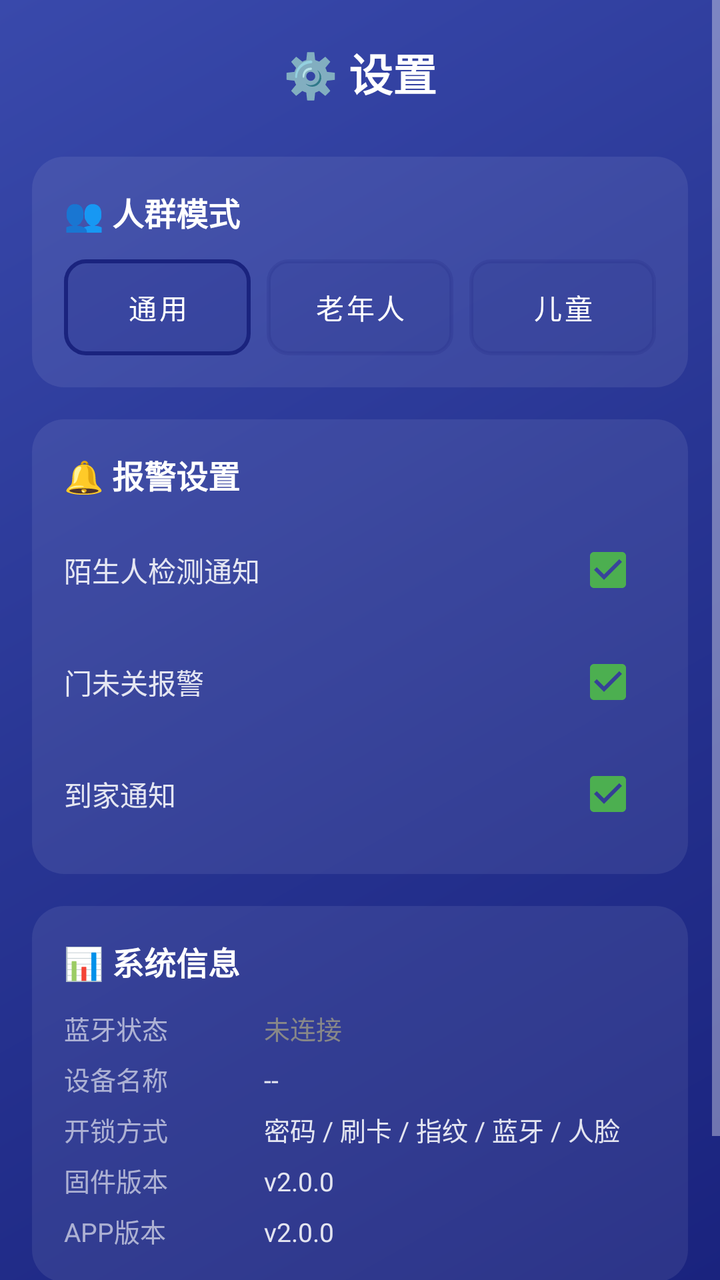
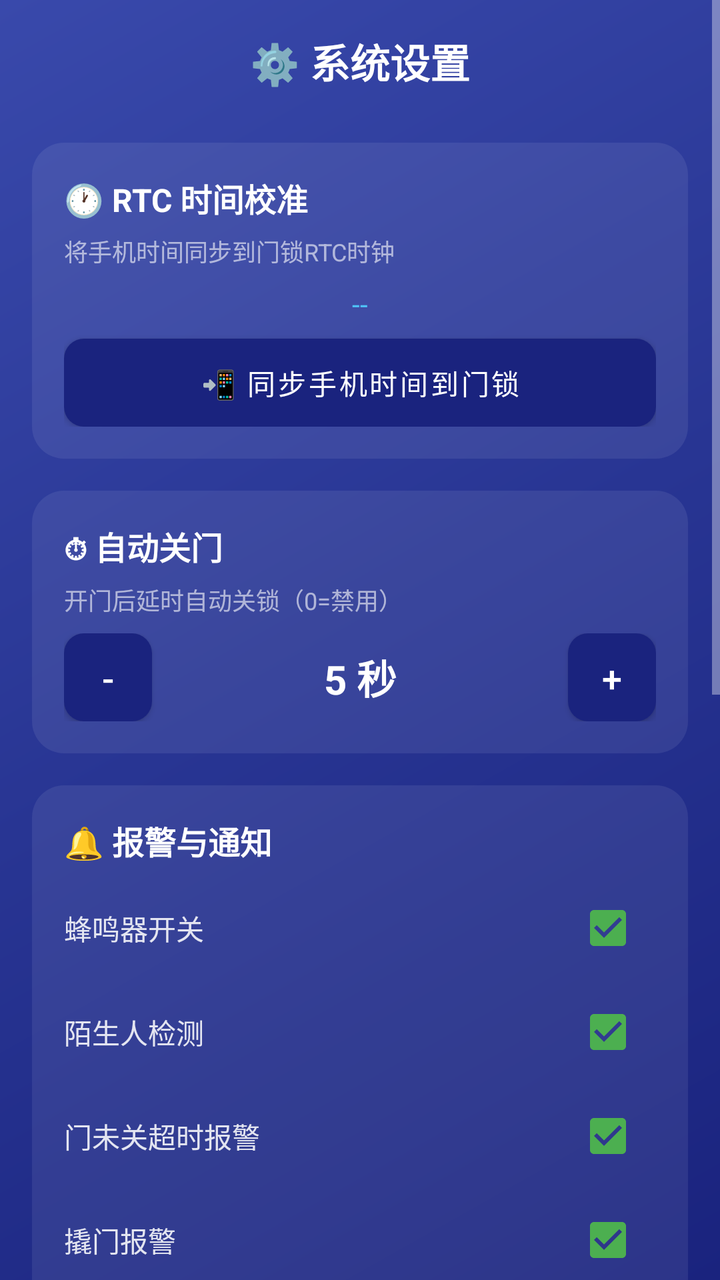

An Android layout rendered at two revisions. The XML below is the earlier revision; the diff shows what the commit changed to produce the second picture.
<!-- AndroidManifest.xml: application theme Theme.SmartLock -->
<!-- res/layout/fragment_settings.xml -->
<?xml version="1.0" encoding="utf-8"?>
<ScrollView xmlns:android="http://schemas.android.com/apk/res/android"
    android:layout_width="match_parent"
    android:layout_height="match_parent"
    android:background="@drawable/bg_gradient">

    <LinearLayout
        android:layout_width="match_parent"
        android:layout_height="wrap_content"
        android:orientation="vertical"
        android:paddingBottom="80dp">

        <TextView
            android:layout_width="match_parent"
            android:layout_height="wrap_content"
            android:text="⚙️ 设置"
            android:textSize="22sp"
            android:textStyle="bold"
            android:textColor="#FFFFFF"
            android:gravity="center"
            android:paddingTop="20dp"
            android:paddingBottom="10dp"/>

        
        <LinearLayout
            android:layout_width="match_parent"
            android:layout_height="wrap_content"
            android:orientation="vertical"
            android:background="@drawable/bg_panel"
            android:layout_margin="16dp"
            android:padding="16dp">

            <TextView
                android:layout_width="wrap_content"
                android:layout_height="wrap_content"
                android:text="👥 人群模式"
                android:textSize="16sp"
                android:textStyle="bold"
                android:textColor="#FFFFFF"/>

            <LinearLayout
                android:id="@+id/mode_selector"
                android:layout_width="match_parent"
                android:layout_height="wrap_content"
                android:orientation="horizontal"
                android:layout_marginTop="12dp">

                <Button
                    android:id="@+id/btn_mode_0"
                    android:layout_width="0dp"
                    android:layout_height="48dp"
                    android:layout_weight="1"
                    android:layout_marginEnd="4dp"
                    android:background="@drawable/bg_mode_selected"
                    android:text="通用"
                    android:textSize="14sp"
                    android:textColor="#FFFFFF"/>

                <Button
                    android:id="@+id/btn_mode_1"
                    android:layout_width="0dp"
                    android:layout_height="48dp"
                    android:layout_weight="1"
                    android:layout_marginStart="4dp"
                    android:layout_marginEnd="4dp"
                    android:background="@drawable/bg_mode_normal"
                    android:text="老年人"
                    android:textSize="14sp"
                    android:textColor="#FFFFFF"/>

                <Button
                    android:id="@+id/btn_mode_2"
                    android:layout_width="0dp"
                    android:layout_height="48dp"
                    android:layout_weight="1"
                    android:layout_marginStart="4dp"
                    android:background="@drawable/bg_mode_normal"
                    android:text="儿童"
                    android:textSize="14sp"
                    android:textColor="#FFFFFF"/>
            </LinearLayout>
        </LinearLayout>

        
        <LinearLayout
            android:layout_width="match_parent"
            android:layout_height="wrap_content"
            android:orientation="vertical"
            android:background="@drawable/bg_panel"
            android:layout_marginStart="16dp"
            android:layout_marginEnd="16dp"
            android:layout_marginBottom="16dp"
            android:padding="16dp">

            <TextView
                android:layout_width="wrap_content"
                android:layout_height="wrap_content"
                android:text="🔔 报警设置"
                android:textSize="16sp"
                android:textStyle="bold"
                android:textColor="#FFFFFF"/>

            <LinearLayout
                android:layout_width="match_parent"
                android:layout_height="wrap_content"
                android:orientation="horizontal"
                android:gravity="center_vertical"
                android:layout_marginTop="12dp">

                <TextView
                    android:layout_width="0dp"
                    android:layout_height="wrap_content"
                    android:layout_weight="1"
                    android:text="陌生人检测通知"
                    android:textSize="14sp"
                    android:textColor="#DDFFFFFF"/>

                <CheckBox
                    android:id="@+id/cb_stranger"
                    android:layout_width="wrap_content"
                    android:layout_height="wrap_content"
                    android:checked="true"/>
            </LinearLayout>

            <LinearLayout
                android:layout_width="match_parent"
                android:layout_height="wrap_content"
                android:orientation="horizontal"
                android:gravity="center_vertical"
                android:layout_marginTop="8dp">

                <TextView
                    android:layout_width="0dp"
                    android:layout_height="wrap_content"
                    android:layout_weight="1"
                    android:text="门未关报警"
                    android:textSize="14sp"
                    android:textColor="#DDFFFFFF"/>

                <CheckBox
                    android:id="@+id/cb_door_open"
                    android:layout_width="wrap_content"
                    android:layout_height="wrap_content"
                    android:checked="true"/>
            </LinearLayout>

            <LinearLayout
                android:layout_width="match_parent"
                android:layout_height="wrap_content"
                android:orientation="horizontal"
                android:gravity="center_vertical"
                android:layout_marginTop="8dp">

                <TextView
                    android:layout_width="0dp"
                    android:layout_height="wrap_content"
                    android:layout_weight="1"
                    android:text="到家通知"
                    android:textSize="14sp"
                    android:textColor="#DDFFFFFF"/>

                <CheckBox
                    android:id="@+id/cb_home"
                    android:layout_width="wrap_content"
                    android:layout_height="wrap_content"
                    android:checked="true"/>
            </LinearLayout>
        </LinearLayout>

        
        <LinearLayout
            android:layout_width="match_parent"
            android:layout_height="wrap_content"
            android:orientation="vertical"
            android:background="@drawable/bg_panel"
            android:layout_marginStart="16dp"
            android:layout_marginEnd="16dp"
            android:padding="16dp">

            <TextView
                android:layout_width="wrap_content"
                android:layout_height="wrap_content"
                android:text="📊 系统信息"
                android:textSize="16sp"
                android:textStyle="bold"
                android:textColor="#FFFFFF"/>

            <LinearLayout
                android:layout_width="match_parent"
                android:layout_height="wrap_content"
                android:orientation="horizontal"
                android:layout_marginTop="12dp">

                <TextView
                    android:layout_width="100dp"
                    android:layout_height="wrap_content"
                    android:text="蓝牙状态"
                    android:textSize="13sp"
                    android:textColor="#99FFFFFF"/>

                <TextView
                    android:id="@+id/tv_bt_status"
                    android:layout_width="wrap_content"
                    android:layout_height="wrap_content"
                    android:text="未连接"
                    android:textSize="13sp"
                    android:textColor="#888888"/>
            </LinearLayout>

            <LinearLayout
                android:layout_width="match_parent"
                android:layout_height="wrap_content"
                android:orientation="horizontal"
                android:layout_marginTop="6dp">

                <TextView
                    android:layout_width="100dp"
                    android:layout_height="wrap_content"
                    android:text="设备名称"
                    android:textSize="13sp"
                    android:textColor="#99FFFFFF"/>

                <TextView
                    android:id="@+id/tv_device_info"
                    android:layout_width="wrap_content"
                    android:layout_height="wrap_content"
                    android:text="--"
                    android:textSize="13sp"
                    android:textColor="#DDFFFFFF"/>
            </LinearLayout>

            <LinearLayout
                android:layout_width="match_parent"
                android:layout_height="wrap_content"
                android:orientation="horizontal"
                android:layout_marginTop="6dp">

                <TextView
                    android:layout_width="100dp"
                    android:layout_height="wrap_content"
                    android:text="开锁方式"
                    android:textSize="13sp"
                    android:textColor="#99FFFFFF"/>

                <TextView
                    android:layout_width="wrap_content"
                    android:layout_height="wrap_content"
                    android:text="密码 / 刷卡 / 指纹 / 蓝牙 / 人脸"
                    android:textSize="13sp"
                    android:textColor="#DDFFFFFF"/>
            </LinearLayout>

            <LinearLayout
                android:layout_width="match_parent"
                android:layout_height="wrap_content"
                android:orientation="horizontal"
                android:layout_marginTop="6dp">

                <TextView
                    android:layout_width="100dp"
                    android:layout_height="wrap_content"
                    android:text="固件版本"
                    android:textSize="13sp"
                    android:textColor="#99FFFFFF"/>

                <TextView
                    android:layout_width="wrap_content"
                    android:layout_height="wrap_content"
                    android:text="v2.0.0"
                    android:textSize="13sp"
                    android:textColor="#DDFFFFFF"/>
            </LinearLayout>

            <LinearLayout
                android:layout_width="match_parent"
                android:layout_height="wrap_content"
                android:orientation="horizontal"
                android:layout_marginTop="6dp">

                <TextView
                    android:layout_width="100dp"
                    android:layout_height="wrap_content"
                    android:text="APP版本"
                    android:textSize="13sp"
                    android:textColor="#99FFFFFF"/>

                <TextView
                    android:layout_width="wrap_content"
                    android:layout_height="wrap_content"
                    android:text="v2.0.0"
                    android:textSize="13sp"
                    android:textColor="#DDFFFFFF"/>
            </LinearLayout>
        </LinearLayout>

    </LinearLayout>
</ScrollView>
<!-- resources referenced by this layout -->
<resources>
  <!-- drawable bg_gradient (drawable) -->
  <?xml version="1.0" encoding="utf-8"?>
  <shape xmlns:android="http://schemas.android.com/apk/res/android"
      android:shape="rectangle">
      <gradient
          android:startColor="#1A237E"
          android:centerColor="#283593"
          android:endColor="#3949AB"
          android:angle="135"/>
  </shape>
  <!-- drawable bg_mode_normal (drawable) -->
  <?xml version="1.0" encoding="utf-8"?>
  <shape xmlns:android="http://schemas.android.com/apk/res/android"
      android:shape="rectangle">
      <solid android:color="#1AFFFFFF"/>
      <stroke android:width="2dp" android:color="#33FFFFFF"/>
      <corners android:radius="10dp"/>
  </shape>
  <!-- drawable bg_mode_selected (drawable) -->
  <?xml version="1.0" encoding="utf-8"?>
  <shape xmlns:android="http://schemas.android.com/apk/res/android"
      android:shape="rectangle">
      <solid android:color="#334CAF50"/>
      <stroke android:width="2dp" android:color="#4CAF50"/>
      <corners android:radius="10dp"/>
  </shape>
  <!-- drawable bg_panel (drawable) -->
  <?xml version="1.0" encoding="utf-8"?>
  <shape xmlns:android="http://schemas.android.com/apk/res/android"
      android:shape="rectangle">
      <solid android:color="#14FFFFFF"/>
      <corners android:radius="16dp"/>
  </shape>
  <style name="Theme.SmartLock" parent="Theme.MaterialComponents.NoActionBar">
          <item name="colorPrimary">@color/primary</item>
          <item name="colorPrimaryDark">@color/primary_dark</item>
          <item name="colorAccent">@color/accent</item>
          <item name="android:windowBackground">@drawable/bg_gradient</item>
          <item name="android:statusBarColor">@android:color/transparent</item>
          <item name="android:navigationBarColor">#CC000000</item>
      </style>
  <color name="primary">#1A237E</color>
  <color name="primary_dark">#0D1642</color>
  <color name="accent">#4CAF50</color>
</resources>

<!-- the commit's change to res/layout/fragment_settings.xml (unified diff, before → after) -->
@@ -13,12 +13,12 @@
         <TextView
             android:layout_width="match_parent"
             android:layout_height="wrap_content"
-            android:text="⚙️ 设置"
-            android:textSize="22sp"
+            android:text="⚙️ 系统设置"
+            android:textSize="20sp"
             android:textStyle="bold"
             android:textColor="#FFFFFF"
             android:gravity="center"
-            android:paddingTop="20dp"
+            android:paddingTop="16dp"
             android:paddingBottom="10dp"/>
 
         
@@ -33,52 +33,38 @@
             <TextView
                 android:layout_width="wrap_content"
                 android:layout_height="wrap_content"
-                android:text="👥 人群模式"
-                android:textSize="16sp"
-                android:textStyle="bold"
-                android:textColor="#FFFFFF"/>
-
-            <LinearLayout
-                android:id="@+id/mode_selector"
-                android:layout_width="match_parent"
-                android:layout_height="wrap_content"
-                android:orientation="horizontal"
-                android:layout_marginTop="12dp">
-
-                <Button
-                    android:id="@+id/btn_mode_0"
-                    android:layout_width="0dp"
-                    android:layout_height="48dp"
-                    android:layout_weight="1"
-                    android:layout_marginEnd="4dp"
-                    android:background="@drawable/bg_mode_selected"
-                    android:text="通用"
-                    android:textSize="14sp"
-                    android:textColor="#FFFFFF"/>
-
-                <Button
-                    android:id="@+id/btn_mode_1"
-                    android:layout_width="0dp"
-                    android:layout_height="48dp"
-                    android:layout_weight="1"
-                    android:layout_marginStart="4dp"
-                    android:layout_marginEnd="4dp"
-                    android:background="@drawable/bg_mode_normal"
-                    android:text="老年人"
-                    android:textSize="14sp"
-                    android:textColor="#FFFFFF"/>
-
-                <Button
-                    android:id="@+id/btn_mode_2"
-                    android:layout_width="0dp"
-                    android:layout_height="48dp"
-                    android:layout_weight="1"
-                    android:layout_marginStart="4dp"
-                    android:background="@drawable/bg_mode_normal"
-                    android:text="儿童"
-                    android:textSize="14sp"
-                    android:textColor="#FFFFFF"/>
-            </LinearLayout>
+                android:text="🕐 RTC 时间校准"
+                android:textSize="16sp"
+                android:textStyle="bold"
+                android:textColor="#FFFFFF"/>
+
+            <TextView
+                android:layout_width="match_parent"
+                android:layout_height="wrap_content"
+                android:layout_marginTop="6dp"
+                android:text="将手机时间同步到门锁RTC时钟"
+                android:textSize="12sp"
+                android:textColor="#99FFFFFF"/>
+
+            <TextView
+                android:id="@+id/tv_current_time"
+                android:layout_width="match_parent"
+                android:layout_height="wrap_content"
+                android:layout_marginTop="8dp"
+                android:text="--"
+                android:textSize="14sp"
+                android:textColor="#4FC3F7"
+                android:gravity="center"/>
+
+            <Button
+                android:id="@+id/btn_sync_time"
+                android:layout_width="match_parent"
+                android:layout_height="44dp"
+                android:layout_marginTop="8dp"
+                android:background="@drawable/bg_btn_green"
+                android:text="📲 同步手机时间到门锁"
+                android:textSize="14sp"
+                android:textColor="#FFFFFF"/>
         </LinearLayout>
 
         
@@ -95,23 +81,110 @@
             <TextView
                 android:layout_width="wrap_content"
                 android:layout_height="wrap_content"
-                android:text="🔔 报警设置"
-                android:textSize="16sp"
-                android:textStyle="bold"
-                android:textColor="#FFFFFF"/>
+                android:text="⏱ 自动关门"
+                android:textSize="16sp"
+                android:textStyle="bold"
+                android:textColor="#FFFFFF"/>
+
+            <TextView
+                android:layout_width="match_parent"
+                android:layout_height="wrap_content"
+                android:layout_marginTop="6dp"
+                android:text="开门后延时自动关锁（0=禁用）"
+                android:textSize="12sp"
+                android:textColor="#99FFFFFF"/>
 
             <LinearLayout
                 android:layout_width="match_parent"
                 android:layout_height="wrap_content"
                 android:orientation="horizontal"
                 android:gravity="center_vertical"
-                android:layout_marginTop="12dp">
-
-                <TextView
+                android:layout_marginTop="8dp">
+
+                <Button
+                    android:id="@+id/btn_delay_down"
+                    android:layout_width="44dp"
+                    android:layout_height="44dp"
+                    android:background="@drawable/bg_btn_orange"
+                    android:text="-"
+                    android:textSize="18sp"
+                    android:textColor="#FFFFFF"/>
+
+                <TextView
+                    android:id="@+id/tv_auto_lock_delay"
                     android:layout_width="0dp"
                     android:layout_height="wrap_content"
                     android:layout_weight="1"
-                    android:text="陌生人检测通知"
+                    android:text="5 秒"
+                    android:textSize="20sp"
+                    android:textStyle="bold"
+                    android:textColor="#FFFFFF"
+                    android:gravity="center"/>
+
+                <Button
+                    android:id="@+id/btn_delay_up"
+                    android:layout_width="44dp"
+                    android:layout_height="44dp"
+                    android:background="@drawable/bg_btn_orange"
+                    android:text="+"
+                    android:textSize="18sp"
+                    android:textColor="#FFFFFF"/>
+            </LinearLayout>
+        </LinearLayout>
+
+        
+        <LinearLayout
+            android:layout_width="match_parent"
+            android:layout_height="wrap_content"
+            android:orientation="vertical"
+            android:background="@drawable/bg_panel"
+            android:layout_marginStart="16dp"
+            android:layout_marginEnd="16dp"
+            android:layout_marginBottom="16dp"
+            android:padding="16dp">
+
+            <TextView
+                android:layout_width="wrap_content"
+                android:layout_height="wrap_content"
+                android:text="🔔 报警与通知"
+                android:textSize="16sp"
+                android:textStyle="bold"
+                android:textColor="#FFFFFF"/>
+
+            <LinearLayout
+                android:layout_width="match_parent"
+                android:layout_height="wrap_content"
+                android:orientation="horizontal"
+                android:gravity="center_vertical"
+                android:layout_marginTop="8dp">
+
+                <TextView
+                    android:layout_width="0dp"
+                    android:layout_height="wrap_content"
+                    android:layout_weight="1"
+                    android:text="蜂鸣器开关"
+                    android:textSize="14sp"
+                    android:textColor="#DDFFFFFF"/>
+
+                <CheckBox
+                    android:id="@+id/cb_buzzer"
+                    android:layout_width="wrap_content"
+                    android:layout_height="wrap_content"
+                    android:checked="true"/>
+            </LinearLayout>
+
+            <LinearLayout
+                android:layout_width="match_parent"
+                android:layout_height="wrap_content"
+                android:orientation="horizontal"
+                android:gravity="center_vertical"
+                android:layout_marginTop="4dp">
+
+                <TextView
+                    android:layout_width="0dp"
+                    android:layout_height="wrap_content"
+                    android:layout_weight="1"
+                    android:text="陌生人检测"
                     android:textSize="14sp"
                     android:textColor="#DDFFFFFF"/>
 
@@ -127,13 +200,13 @@
                 android:layout_height="wrap_content"
                 android:orientation="horizontal"
                 android:gravity="center_vertical"
-                android:layout_marginTop="8dp">
+                android:layout_marginTop="4dp">
 
                 <TextView
                     android:layout_width="0dp"
                     android:layout_height="wrap_content"
                     android:layout_weight="1"
-                    android:text="门未关报警"
+                    android:text="门未关超时报警"
                     android:textSize="14sp"
                     android:textColor="#DDFFFFFF"/>
 
@@ -149,18 +222,18 @@
                 android:layout_height="wrap_content"
                 android:orientation="horizontal"
                 android:gravity="center_vertical"
-                android:layout_marginTop="8dp">
+                android:layout_marginTop="4dp">
 
                 <TextView
                     android:layout_width="0dp"
                     android:layout_height="wrap_content"
                     android:layout_weight="1"
-                    android:text="到家通知"
+                    android:text="撬门报警"
                     android:textSize="14sp"
                     android:textColor="#DDFFFFFF"/>
 
                 <CheckBox
-                    android:id="@+id/cb_home"
+                    android:id="@+id/cb_tamper"
                     android:layout_width="wrap_content"
                     android:layout_height="wrap_content"
                     android:checked="true"/>
@@ -175,6 +248,82 @@
             android:background="@drawable/bg_panel"
             android:layout_marginStart="16dp"
             android:layout_marginEnd="16dp"
+            android:layout_marginBottom="16dp"
+            android:padding="16dp">
+
+            <TextView
+                android:layout_width="wrap_content"
+                android:layout_height="wrap_content"
+                android:text="🔑 系统密码"
+                android:textSize="16sp"
+                android:textStyle="bold"
+                android:textColor="#FFFFFF"/>
+
+            <TextView
+                android:layout_width="match_parent"
+                android:layout_height="wrap_content"
+                android:layout_marginTop="6dp"
+                android:text="修改键盘开锁密码（6位数字）"
+                android:textSize="12sp"
+                android:textColor="#99FFFFFF"/>
+
+            <Button
+                android:id="@+id/btn_set_password"
+                android:layout_width="match_parent"
+                android:layout_height="44dp"
+                android:layout_marginTop="8dp"
+                android:background="@drawable/bg_btn_green"
+                android:text="🔒 修改密码"
+                android:textSize="14sp"
+                android:textColor="#FFFFFF"/>
+        </LinearLayout>
+
+        
+        <LinearLayout
+            android:layout_width="match_parent"
+            android:layout_height="wrap_content"
+            android:orientation="vertical"
+            android:background="@drawable/bg_panel"
+            android:layout_marginStart="16dp"
+            android:layout_marginEnd="16dp"
+            android:layout_marginBottom="16dp"
+            android:padding="16dp">
+
+            <TextView
+                android:layout_width="wrap_content"
+                android:layout_height="wrap_content"
+                android:text="⚠️ 恢复出厂"
+                android:textSize="16sp"
+                android:textStyle="bold"
+                android:textColor="#FF5722"/>
+
+            <TextView
+                android:layout_width="match_parent"
+                android:layout_height="wrap_content"
+                android:layout_marginTop="6dp"
+                android:text="清除所有卡片、指纹、人脸和记录"
+                android:textSize="12sp"
+                android:textColor="#99FFFFFF"/>
+
+            <Button
+                android:id="@+id/btn_factory_reset"
+                android:layout_width="match_parent"
+                android:layout_height="44dp"
+                android:layout_marginTop="8dp"
+                android:background="@drawable/bg_btn_red"
+                android:text="⚠️ 恢复出厂设置"
+                android:textSize="14sp"
+                android:textColor="#FFFFFF"/>
+        </LinearLayout>
+
+        
+        <LinearLayout
+            android:layout_width="match_parent"
+            android:layout_height="wrap_content"
+            android:orientation="vertical"
+            android:background="@drawable/bg_panel"
+            android:layout_marginStart="16dp"
+            android:layout_marginEnd="16dp"
             android:padding="16dp">
 
             <TextView
@@ -189,7 +338,7 @@
                 android:layout_width="match_parent"
                 android:layout_height="wrap_content"
                 android:orientation="horizontal"
-                android:layout_marginTop="12dp">
+                android:layout_marginTop="8dp">
 
                 <TextView
                     android:layout_width="100dp"
@@ -211,7 +360,7 @@
                 android:layout_width="match_parent"
                 android:layout_height="wrap_content"
                 android:orientation="horizontal"
-                android:layout_marginTop="6dp">
+                android:layout_marginTop="4dp">
 
                 <TextView
                     android:layout_width="100dp"
@@ -233,49 +382,7 @@
                 android:layout_width="match_parent"
                 android:layout_height="wrap_content"
                 android:orientation="horizontal"
-                android:layout_marginTop="6dp">
-
-                <TextView
-                    android:layout_width="100dp"
-                    android:layout_height="wrap_content"
-                    android:text="开锁方式"
-                    android:textSize="13sp"
-                    android:textColor="#99FFFFFF"/>
-
-                <TextView
-                    android:layout_width="wrap_content"
-                    android:layout_height="wrap_content"
-                    android:text="密码 / 刷卡 / 指纹 / 蓝牙 / 人脸"
-                    android:textSize="13sp"
-                    android:textColor="#DDFFFFFF"/>
-            </LinearLayout>
-
-            <LinearLayout
-                android:layout_width="match_parent"
-                android:layout_height="wrap_content"
-                android:orientation="horizontal"
-                android:layout_marginTop="6dp">
-
-                <TextView
-                    android:layout_width="100dp"
-                    android:layout_height="wrap_content"
-                    android:text="固件版本"
-                    android:textSize="13sp"
-                    android:textColor="#99FFFFFF"/>
-
-                <TextView
-                    android:layout_width="wrap_content"
-                    android:layout_height="wrap_content"
-                    android:text="v2.0.0"
-                    android:textSize="13sp"
-                    android:textColor="#DDFFFFFF"/>
-            </LinearLayout>
-
-            <LinearLayout
-                android:layout_width="match_parent"
-                android:layout_height="wrap_content"
-                android:orientation="horizontal"
-                android:layout_marginTop="6dp">
+                android:layout_marginTop="4dp">
 
                 <TextView
                     android:layout_width="100dp"
<!-- resource entries referenced after the edit -->
@@ -1,5 +1,26 @@
 <!-- resources referenced by this layout -->
 <resources>
+  <!-- drawable bg_btn_green (drawable) -->
+  <?xml version="1.0" encoding="utf-8"?>
+  <shape xmlns:android="http://schemas.android.com/apk/res/android"
+      android:shape="rectangle">
+      <solid android:color="#4CAF50"/>
+      <corners android:radius="10dp"/>
+  </shape>
+  <!-- drawable bg_btn_orange (drawable) -->
+  <?xml version="1.0" encoding="utf-8"?>
+  <shape xmlns:android="http://schemas.android.com/apk/res/android"
+      android:shape="rectangle">
+      <solid android:color="#FF9800"/>
+      <corners android:radius="10dp"/>
+  </shape>
+  <!-- drawable bg_btn_red (drawable) -->
+  <?xml version="1.0" encoding="utf-8"?>
+  <shape xmlns:android="http://schemas.android.com/apk/res/android"
+      android:shape="rectangle">
+      <solid android:color="#F44336"/>
+      <corners android:radius="10dp"/>
+  </shape>
   <!-- drawable bg_gradient (drawable) -->
   <?xml version="1.0" encoding="utf-8"?>
   <shape xmlns:android="http://schemas.android.com/apk/res/android"
@@ -9,22 +30,6 @@
           android:centerColor="#283593"
           android:endColor="#3949AB"
           android:angle="135"/>
-  </shape>
-  <!-- drawable bg_mode_normal (drawable) -->
-  <?xml version="1.0" encoding="utf-8"?>
-  <shape xmlns:android="http://schemas.android.com/apk/res/android"
-      android:shape="rectangle">
-      <solid android:color="#1AFFFFFF"/>
-      <stroke android:width="2dp" android:color="#33FFFFFF"/>
-      <corners android:radius="10dp"/>
-  </shape>
-  <!-- drawable bg_mode_selected (drawable) -->
-  <?xml version="1.0" encoding="utf-8"?>
-  <shape xmlns:android="http://schemas.android.com/apk/res/android"
-      android:shape="rectangle">
-      <solid android:color="#334CAF50"/>
-      <stroke android:width="2dp" android:color="#4CAF50"/>
-      <corners android:radius="10dp"/>
   </shape>
   <!-- drawable bg_panel (drawable) -->
   <?xml version="1.0" encoding="utf-8"?>
